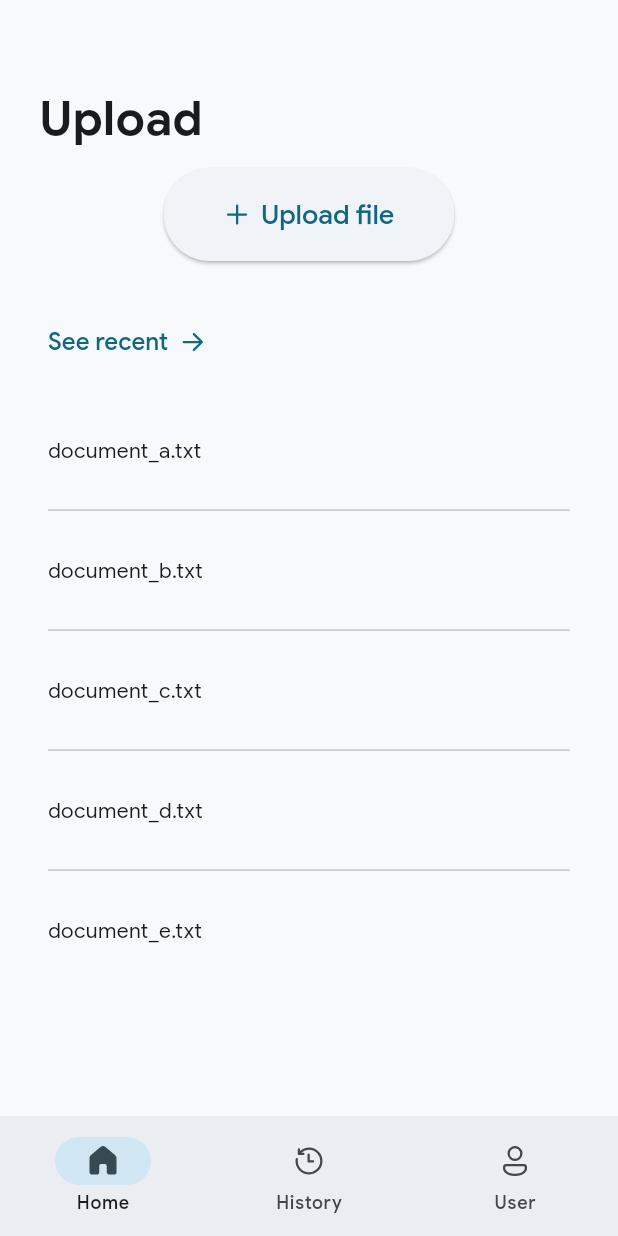
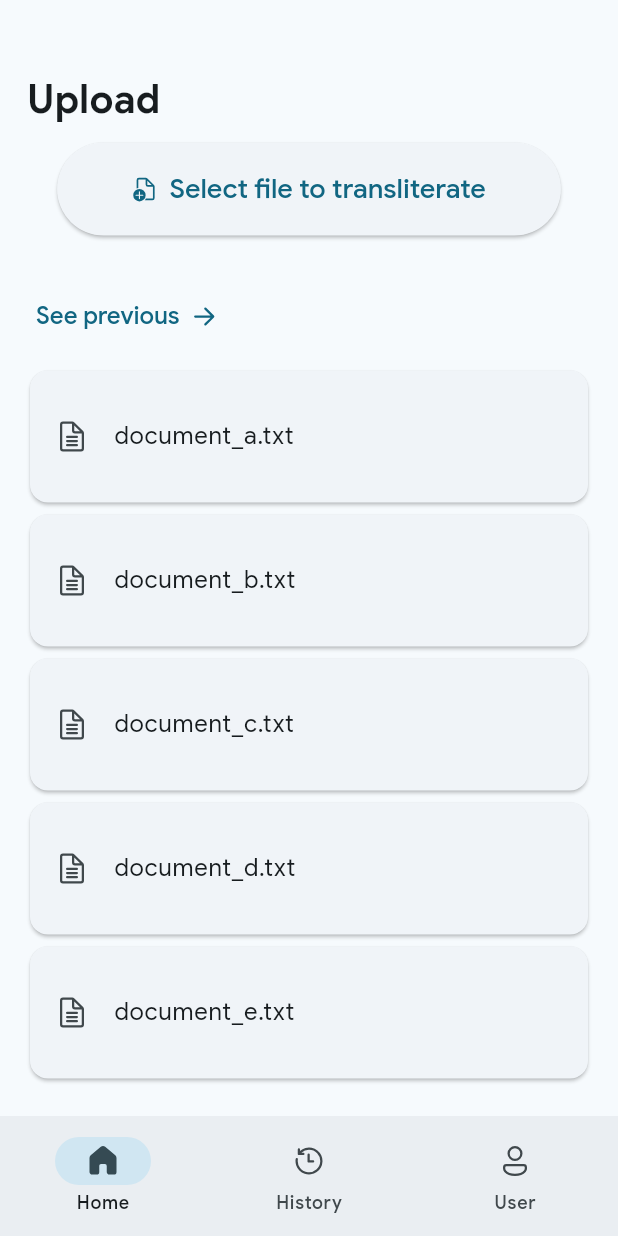
Before and after one commit to kaylaatsila/lampung-script-transliteration-app, a Flutter app: the screen it shows after launch, on a phone screen of 412 x 824 dp. Run offline on Flutter 3.47's test engine with Material 3 defaults, Android fonts, the phone set to English and light mode, and no system bars; our stand-ins replace fluentui_system_icons, get.

Commit message:
add darkTheme, change to listTile, implement GetX

```diff
--- a/lib/main.dart
+++ b/lib/main.dart
@@ -1,5 +1,7 @@
 import 'package:flutter/material.dart';
+import 'package:get/get.dart';
 import 'package:transliteration/navigation_menu.dart';
+import 'package:transliteration/navigation_menu_binding.dart';
 
 void main() {
   runApp(const MyApp());
@@ -11,16 +13,24 @@ class MyApp extends StatelessWidget {
   // This widget is the root of your application.
   @override
   Widget build(BuildContext context) {
-    return MaterialApp(
+    return GetMaterialApp(
       title: 'Transliteration',
       theme: ThemeData(
         fontFamily: 'Google Sans',
-        // colorScheme: ColorScheme.fromSeed(seedColor: Colors.indigo),
-        colorScheme: ColorScheme.fromSeed(seedColor: Colors.blueGrey),
+        colorScheme: ColorScheme.fromSeed(seedColor: Colors.blueGrey, brightness: Brightness.light),
         useMaterial3: true,
       ),
+      darkTheme: ThemeData(
+        fontFamily: 'Google Sans',
+        colorScheme: ColorScheme.fromSeed(seedColor: Colors.blueGrey, brightness: Brightness.dark),
+      ),
 
-      home: const NavigationMenu(),
+      getPages: [
+        GetPage(
+          name: "/",
+          page: ()=>const NavigationMenu(),
+          binding: NavigationMenuBinding())
+      ]
     );
   }
 }
--- a/lib/navigation_menu.dart
+++ b/lib/navigation_menu.dart
@@ -1,5 +1,7 @@
 import 'package:flutter/material.dart';
 import 'package:fluentui_system_icons/fluentui_system_icons.dart';
+import 'package:get/get.dart';
+import 'package:transliteration/navigation_menu_controller.dart';
 import 'screens/home.dart';
 
 class NavigationMenu extends StatefulWidget {
@@ -14,20 +16,22 @@ class _NavigationMenuState extends State<NavigationMenu> {
 
   @override
   Widget build(BuildContext context) {
+    return GetBuilder<NavigationMenuController>(
+      builder: (controller) {
         return Scaffold(
-      body: [
-        const Home(),
-        null,
-        null
-      ][currentPageIndex],
+          body: SafeArea(
+            child: IndexedStack(
+              index: controller.currentPageIndex,
+              children: [
+                Home(),
+                Container(),
+                Container(),
+              ],
+            )),
 
           bottomNavigationBar: NavigationBar(
-        onDestinationSelected: (int index) {
-          setState(() {
-            currentPageIndex = index;
-          });
-        },
-        selectedIndex: currentPageIndex,
+            onDestinationSelected: controller.changePageIndex,
+            selectedIndex: controller.currentPageIndex,
             destinations: const <Widget>[
               NavigationDestination(
                 icon: Icon(FluentIcons.home_16_regular),
@@ -50,4 +54,6 @@ class _NavigationMenuState extends State<NavigationMenu> {
           ),
         );
       }
+    );
   }
+}
--- /dev/null
+++ b/lib/navigation_menu_binding.dart
@@ -0,0 +1,11 @@
+import 'package:get/get.dart';
+import 'package:transliteration/navigation_menu_controller.dart';
+import 'screens/home_controller.dart';
+
+class NavigationMenuBinding extends Bindings {
+  @override
+  void dependencies() {
+    Get.lazyPut<NavigationMenuController>(()=>NavigationMenuController());
+    Get.lazyPut<HomeController>(()=>HomeController());
+  }
+}
--- /dev/null
+++ b/lib/navigation_menu_controller.dart
@@ -0,0 +1,10 @@
+import 'package:get/get.dart';
+
+class NavigationMenuController extends GetxController {
+  int currentPageIndex = 0;
+
+  void changePageIndex(int index) {
+    currentPageIndex = index;
+    update();
+  }
+}
--- a/lib/screens/home.dart
+++ b/lib/screens/home.dart
@@ -1,68 +1,81 @@
 import 'package:fluentui_system_icons/fluentui_system_icons.dart';
 import 'package:flutter/material.dart';
+import 'package:get/get.dart';
+import 'home_controller.dart';
 
-class Home extends StatefulWidget {
-  const Home({super.key});
-
-  @override
-  State<Home> createState() => _HomeState();
-}
-
-class _HomeState extends State<Home> {
+class Home extends GetView<HomeController> {
   final List<String> entries = <String>['a', 'b', 'c', 'd', 'e'];
 
   @override
   Widget build(BuildContext context) {
     return Scaffold(
-      body: Container(
-        margin: const EdgeInsets.all(16.0),
+      body: SafeArea(
+        minimum: const EdgeInsets.fromLTRB(8, 8, 8, 0),
         child: Column(
           crossAxisAlignment: CrossAxisAlignment.start,
           children: <Widget>[
-            const SizedBox(height: 30.0),
-            Padding(
-              padding: const EdgeInsets.all(10.0),
+            const SizedBox(height: 30),
+            const Padding(
+              padding: EdgeInsets.all(10),
               child: Text(
                 'Upload',
                 style: TextStyle(
-                    fontSize: 32.0, fontWeight: FontWeight.w700, color: Theme.of(context).colorScheme.onSurface),
+                    fontSize: 26,
+                    fontWeight: FontWeight.w700),
               ),
             ),
             Container(
-                alignment: Alignment.center,
-                child: ElevatedButton.icon(
-                    onPressed: () {},
-                    icon: const Icon(FluentIcons.add_16_filled),
-                    label: const Text('Upload file'),
-                    style: ElevatedButton.styleFrom(
-                      padding: const EdgeInsets.symmetric(horizontal: 40, vertical: 20),
-                      textStyle: const TextStyle(fontSize: 18.0, fontWeight: FontWeight.w500, fontFamily: 'Google Sans'),
-                    ))),
-            const SizedBox(height: 30.0),
+              alignment: Alignment.center,
+              child: ElevatedButton.icon(
+                  onPressed: () {},
+                  icon: const Icon(FluentIcons.document_add_16_regular),
+                  label: const Text('Select file to transliterate'),
+                  style: ElevatedButton.styleFrom(
+                    padding: const EdgeInsets.symmetric(
+                      horizontal: 50,
+                      vertical: 20
+                    ),
+                    textStyle: const TextStyle(
+                      fontSize: 18,
+                      fontWeight: FontWeight.w500,
+                      fontFamily: 'Google Sans'),
+                  )
+              )
+            ),
+
+            const SizedBox(height: 30),
             Directionality(
               textDirection: TextDirection.rtl,
               child: TextButton.icon(
                 onPressed: () {},
                 icon: const Icon(FluentIcons.arrow_right_16_filled),
-                label: const Text('See recent'),
+                label: const Text('See previous'),
                 style: TextButton.styleFrom(
-                  textStyle: const TextStyle(fontSize: 16.0, fontWeight: FontWeight.w500, fontFamily: 'Google Sans'),
-                  // splashFactory: NoSplash.splashFactory,
+                  textStyle: const TextStyle(
+                    fontSize: 16,
+                    fontWeight: FontWeight.w500,
+                    fontFamily: 'Google Sans'),
                 ),
               ),
             ),
             Expanded(
-              child: ListView.separated(
-                padding: const EdgeInsets.all(16.0),
+              child:
+              ListView.builder(
+                padding: const EdgeInsets.all(8),
                 itemCount: entries.length,
                 itemBuilder: (BuildContext context, int index) {
-                  return Container(
-                    height: 64.0,
-                    alignment: Alignment.centerLeft,
-                    child: Text('document_${entries[index]}.txt'),
+                  return Card(
+                    child:
+                      ListTile(
+                        contentPadding: const EdgeInsets.symmetric(
+                          horizontal: 16,
+                          vertical: 16
+                        ),
+                        leading: const Icon(FluentIcons.document_text_16_regular),
+                        title: Text('document_${entries[index]}.txt'),
+                      ),
                   );
                 },
-                separatorBuilder: (BuildContext context, int index) => const Divider(),
               )
             )
           ],
--- /dev/null
+++ b/lib/screens/home_controller.dart
@@ -0,0 +1,6 @@
+import 'package:get/get.dart';
+
+class HomeController extends GetxController {
+  final String title = 'Home';
+
+}
--- a/pubspec.yaml
+++ b/pubspec.yaml
@@ -31,6 +31,7 @@ dependencies:
   flutter:
     sdk: flutter
 
+  get: ^4.6.6
 
   # The following adds the Cupertino Icons font to your application.
   # Use with the CupertinoIcons class for iOS style icons.
```
Also changed, not shown: pubspec.lock. Lines whose indentation alone changed are shown as unchanged.
